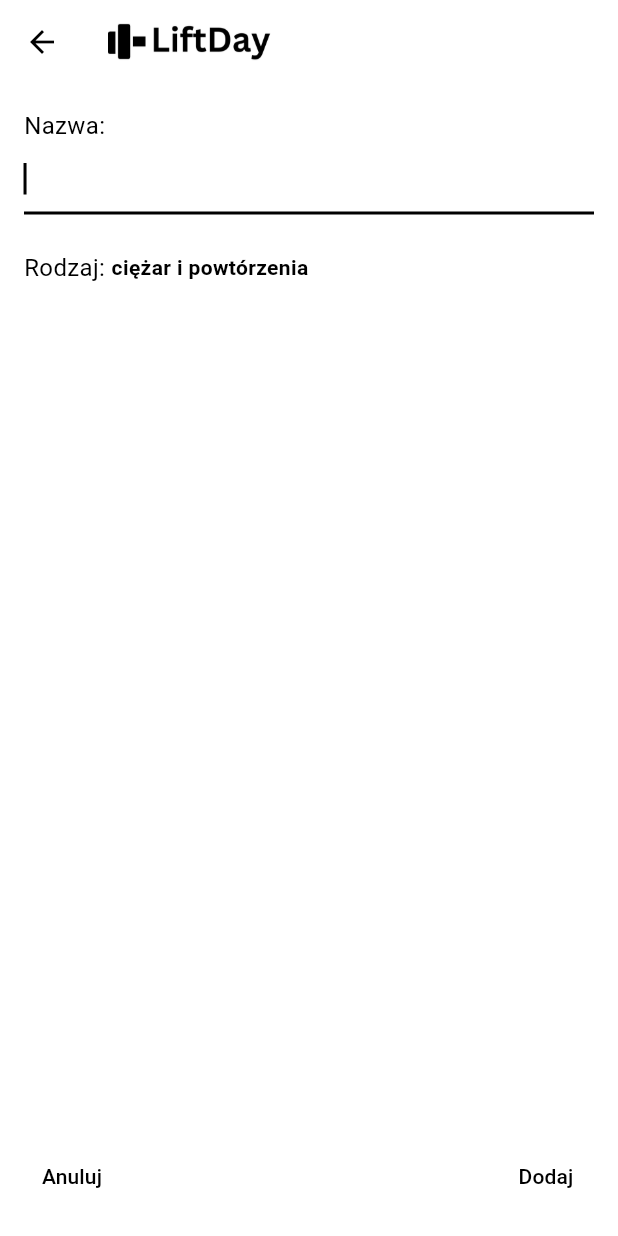
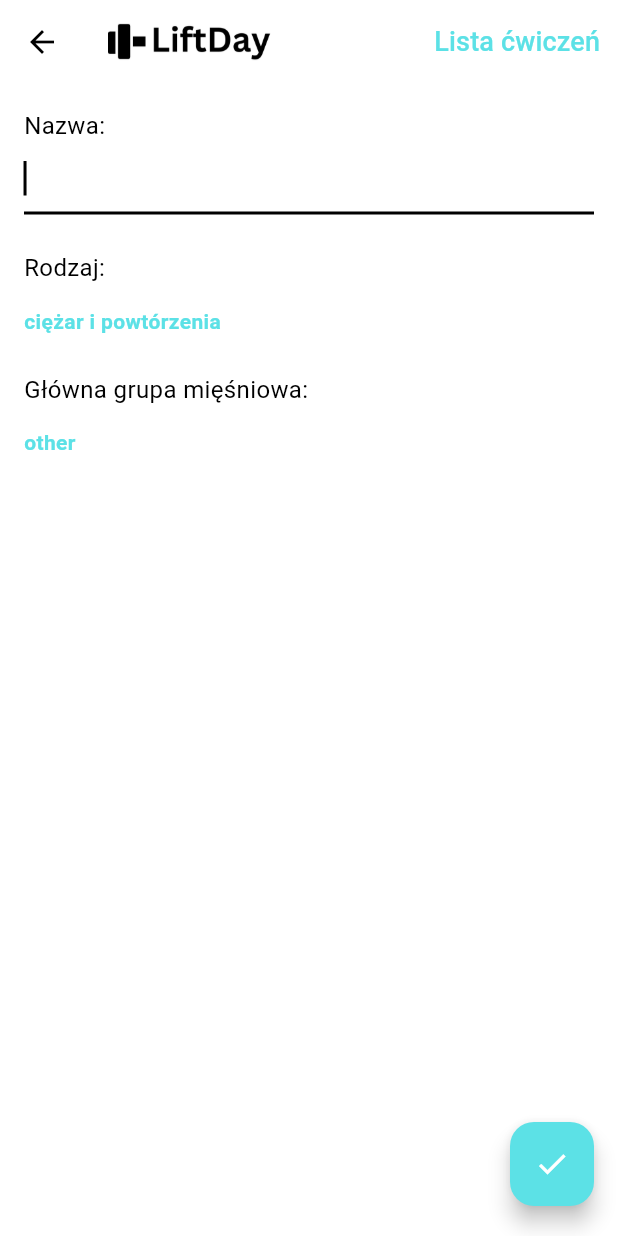
Before and after one commit to stanislawkaczmarek1/LiftDayApp, a Flutter app: the AddExerciseView screen opened directly with empty values, on a phone screen of 412 x 824 dp. Run offline on Flutter 3.47's test engine with Material 3 defaults, Android fonts, the phone set to English and light mode, and no system bars; our stand-ins replace bloc, flutter_bloc, shared_preferences, sqflite, table_calendar; accounts and stored records are empty; generated files the repository leaves out were written again.

Commit message:
exercise list view, muscle group in exercise info, weight as real

```diff
--- a/lib/constants/database.dart
+++ b/lib/constants/database.dart
@@ -38,7 +38,7 @@ const createSetsTable = """CREATE TABLE IF NOT EXISTS "sets" (
 	"id"	INTEGER NOT NULL,
 	"exercise_id"	INTEGER NOT NULL,
 	"set_index"	INTEGER NOT NULL,
-	"weight"	INTEGER NOT NULL,
+	"weight"	REAL NOT NULL,
 	"reps"	INTEGER NOT NULL,
   "duration"	INTEGER NOT NULL DEFAULT 0,
 	FOREIGN KEY("exercise_id") REFERENCES "exercises"("id"),
@@ -65,8 +65,6 @@ const createExercisesInfoTable =
 	"id"	INTEGER NOT NULL,
 	"name"	TEXT NOT NULL,
 	"type"	TEXT NOT NULL DEFAULT 'reps',
+  "muscle_group"	TEXT NOT NULL,
 	PRIMARY KEY("id" AUTOINCREMENT)
 );""";
-
-
-//"muscle_group"	TEXT NOT NULL,
--- a/lib/sevices/bloc/config/config_bloc.dart
+++ b/lib/sevices/bloc/config/config_bloc.dart
@@ -37,6 +37,7 @@ class ConfigBloc extends Bloc<ConfigEvent, ConfigState> {
 
     on<ConfigEventGoBack>(
       (event, emit) {
+        log("back");
         if (_stateHistory.isNotEmpty) {
           if (_stateHistory.last is ConfigStateChooseTrainingDays) {
             _currentDayOfPlanConfig = 0;
--- a/lib/sevices/crud/data_package/exercise_data.dart
+++ b/lib/sevices/crud/data_package/exercise_data.dart
@@ -1,16 +1,18 @@
 class ExerciseData {
   final String? name;
   final String? type;
+  final String? muscleGroup;
   final int? infoId; //null if custom
 
   ExerciseData({
     required this.name,
     required this.infoId,
     this.type = "reps",
+    required this.muscleGroup,
   });
 
   @override
   String toString() {
-    return "ExerciseData name: $name, type: $type, infoId: $infoId";
+    return "ExerciseData name: $name, type: $type, muscleGroup: $muscleGroup, infoId: $infoId";
   }
 }
--- a/lib/sevices/crud/tables/database_exercise_info.dart
+++ b/lib/sevices/crud/tables/database_exercise_info.dart
@@ -4,20 +4,24 @@ class DatabaseExerciseInfo {
   final int id;
   final String name;
   final String type; //"reps" lub "duration"
+  final String muscleGroup;
 
   DatabaseExerciseInfo({
     required this.id,
     required this.name,
+    required this.muscleGroup,
     this.type = "reps",
   });
 
   DatabaseExerciseInfo.fromRow(Map<String, Object?> map)
       : id = map[idColumn] as int,
         name = map[nameColumn] as String,
-        type = map[typeColumn] as String;
+        type = map[typeColumn] as String,
+        muscleGroup = map[muscleGroupColumn] as String;
 
   @override
-  String toString() => "Exercise, ID = $id, name = $name, type = $type";
+  String toString() =>
+      "Exercise, ID = $id, name = $name, type = $type, muscleGroup = $muscleGroup";
 
   @override
   bool operator ==(covariant DatabaseExerciseInfo other) => id == other.id;
@@ -25,3 +29,18 @@ class DatabaseExerciseInfo {
   @override
   int get hashCode => id.hashCode;
 }
+
+const List<String> muscleGroups = [
+  "chest",
+  "back",
+  "arms",
+  "shoulders",
+  "legs",
+  "core",
+  "other"
+];
+
+final List<DatabaseExerciseInfo> appExercises = [
+  DatabaseExerciseInfo(
+      id: 10000, name: "wyciskanie na ławce płaskiej", muscleGroup: "chest")
+];
--- a/lib/sevices/crud/tables/database_set.dart
+++ b/lib/sevices/crud/tables/database_set.dart
@@ -4,7 +4,7 @@ class DatabaseSet {
   final int id;
   final int exerciseId;
   final int setIndex;
-  final int weight;
+  final double weight;
   final int reps;
   final int duration; //default 0
 
@@ -21,7 +21,7 @@ class DatabaseSet {
       : id = map[idColumn] as int,
         exerciseId = map[exerciseIdColumn] as int,
         setIndex = map[setIndexColumn] as int,
-        weight = map[weightColumn] as int,
+        weight = map[weightColumn] as double,
         reps = map[repsColumn] as int,
         duration = map[durationColumn] as int;
 
--- a/lib/view/routes_views/add_exercise_view.dart
+++ b/lib/view/routes_views/add_exercise_view.dart
@@ -1,11 +1,15 @@
 import 'package:flutter/material.dart';
+import 'package:liftday/constants/themes.dart';
+import 'package:liftday/sevices/crud/tables/database_exercise_info.dart';
+import 'package:liftday/view/routes_views/exercise_list_view.dart';
 import 'package:liftday/view/widgets/ui_elements.dart';
 
 typedef AddExerciseViewCallback = void Function(
-    String? name, String? type, int? exerciseInfoId);
+    String? name, String? type, String? muscleGroup, int? exerciseInfoId);
 
 class AddExerciseView extends StatefulWidget {
   final AddExerciseViewCallback onResult;
+
   const AddExerciseView({super.key, required this.onResult});
 
   @override
@@ -17,21 +21,36 @@ class _AddExerciseViewState extends State<AddExerciseView> {
   String exerciseType = 'reps';
   String exerciseText = 'ciężar i powtórzenia';
 
+  String selectedMuscleGroup = 'other';
+  String tempSelectedGroup = 'other';
+
   @override
   Widget build(BuildContext context) {
     return Scaffold(
-      appBar: appBar(context),
-      body: Padding(
+      appBar: appBarWithButton(context, "Lista ćwiczeń", () {
+        Navigator.of(context).push(
+          MaterialPageRoute(
+            builder: (context) => ExerciseListView(
+              onResult: (exerciseInfoId) {
+                Navigator.of(context).pop();
+                widget.onResult(null, null, null, exerciseInfoId);
+              },
+            ),
+          ),
+        );
+      }),
+      body: SingleChildScrollView(
+        child: Column(
+          children: [
+            Padding(
               padding: const EdgeInsets.all(16.0),
               child: Column(
                 mainAxisSize: MainAxisSize.min,
+                crossAxisAlignment: CrossAxisAlignment.start,
                 children: [
-            const Align(
-              alignment: Alignment.bottomLeft,
-              child: Text(
+                  const Text(
                     "Nazwa: ",
                     style: TextStyle(fontSize: 16),
-              ),
                   ),
                   TextField(
                     autofocus: true,
@@ -40,15 +59,14 @@ class _AddExerciseViewState extends State<AddExerciseView> {
                         exerciseName = value;
                       });
                     },
-              style: const TextStyle(fontSize: 14),
+                    style: const TextStyle(fontSize: 15),
                   ),
                   const SizedBox(height: 24),
-            Row(
-              children: [
                   const Text(
                     "Rodzaj: ",
                     style: TextStyle(fontSize: 16),
                   ),
+                  const SizedBox(height: 14),
                   GestureDetector(
                     onTap: () {
                       setState(() {
@@ -65,39 +83,92 @@ class _AddExerciseViewState extends State<AddExerciseView> {
                       exerciseText,
                       style: const TextStyle(
                         fontWeight: FontWeight.bold,
+                        color: colorBabyBlue,
                         fontSize: 14,
+                      ),
+                    ),
+                  ),
+                  const SizedBox(height: 24),
+                  const Text(
+                    "Główna grupa mięśniowa: ",
+                    style: TextStyle(fontSize: 16),
+                  ),
+                  const SizedBox(height: 14),
+                  GestureDetector(
+                    onTap: () async {
+                      _showMuscleGroupDialog();
+                    },
+                    child: Text(
+                      selectedMuscleGroup,
+                      style: const TextStyle(
+                        fontWeight: FontWeight.bold,
+                        fontSize: 14,
+                        color: colorBabyBlue,
                       ),
                     ),
                   ),
                 ],
               ),
+            ),
           ],
         ),
       ),
-      bottomNavigationBar: BottomAppBar(
-        child: Row(
-          mainAxisAlignment: MainAxisAlignment.spaceBetween,
-          children: [
-            TextButton(
-              child: const Text('Anuluj'),
-              onPressed: () {
-                Navigator.of(context).pop();
-              },
-            ),
-            TextButton(
-              child: const Text('Dodaj'),
+      floatingActionButtonLocation: FloatingActionButtonLocation.endDocked,
+      floatingActionButton: Padding(
+        padding: const EdgeInsets.symmetric(vertical: 20),
+        child: FloatingActionButton(
+          backgroundColor: colorBabyBlue,
+          heroTag: 'addBtn',
           onPressed: () {
             if (exerciseName.isNotEmpty) {
               Navigator.of(context).pop();
-                  widget.onResult(exerciseName, exerciseType, null);
+              widget.onResult(
+                  exerciseName, exerciseType, selectedMuscleGroup, null);
             } else {
               Navigator.of(context).pop();
             }
           },
-            ),
-          ],
+          tooltip: 'Dodaj',
+          child: const Icon(Icons.check),
         ),
       ),
     );
   }
+
+  void _showMuscleGroupDialog() async {
+    showDialog(
+      context: context,
+      builder: (context) {
+        tempSelectedGroup = selectedMuscleGroup;
+        return StatefulBuilder(
+          builder: (BuildContext context, StateSetter setRadioState) {
+            return AlertDialog(
+              content: SingleChildScrollView(
+                child: ListBody(
+                  children: muscleGroups.map((group) {
+                    return RadioListTile<String>(
+                      title: Text(group),
+                      value: group,
+                      groupValue: tempSelectedGroup,
+                      onChanged: (String? value) {
+                        if (value != null) {
+                          setRadioState(() {
+                            tempSelectedGroup = value;
+                          });
+                          setState(() {
+                            selectedMuscleGroup = tempSelectedGroup;
+                          });
+                          Navigator.of(context).pop();
                         }
+                      },
+                    );
+                  }).toList(),
+                ),
+              ),
+            );
+          },
+        );
+      },
+    );
+  }
+}
```
Also changed, not shown: lib/sevices/crud/exercise_service.dart (+53 -15 lines), lib/view/routes_views/exercise_list_view.dart (added, +100 -0 lines), lib/view/routes_views/report_view.dart (+11 -4 lines), lib/view/widgets/exercise_table.dart (+32 -17 lines), lib/view/widgets/simple_exercise_table.dart (+22 -38 lines). Lines whose indentation alone changed are shown as unchanged.
